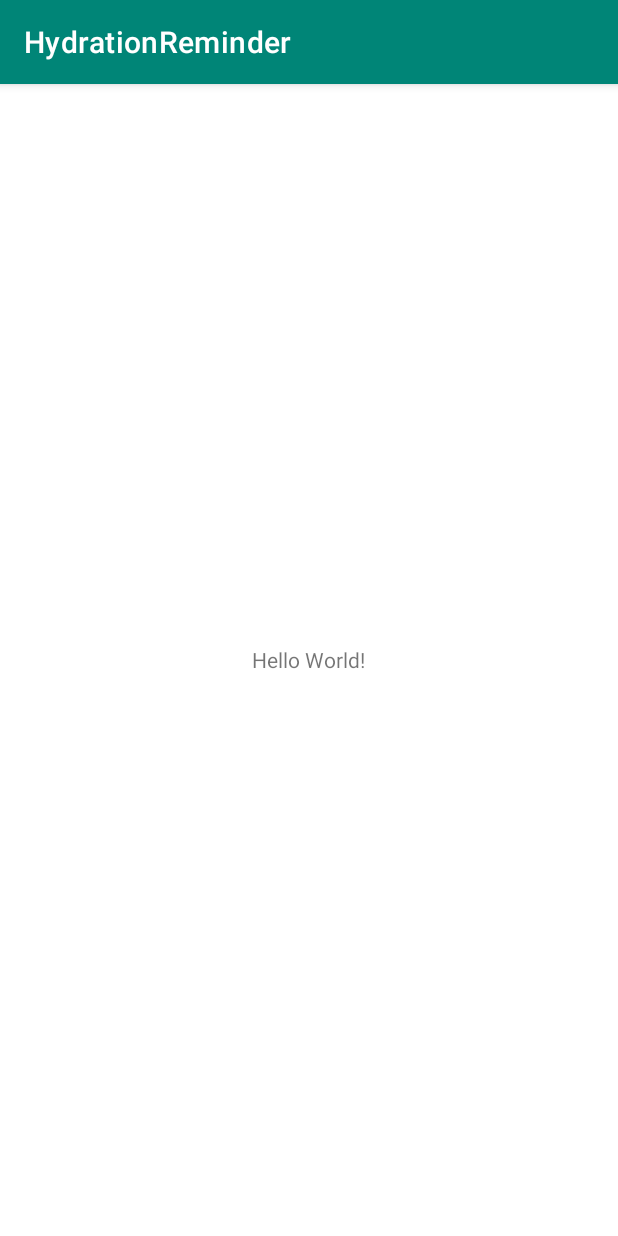
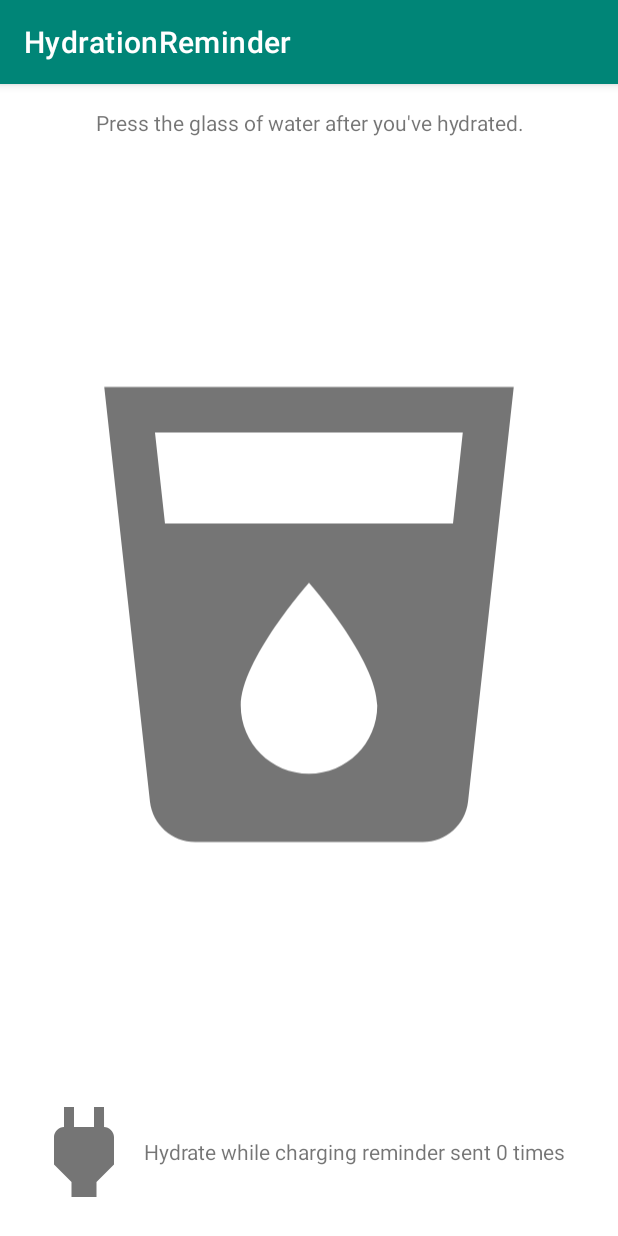
Before and after one commit to VaibhavAWD/HydrationReminder, an Android app: the screen it shows after launch (MainActivity), on a phone screen of 412 x 824 dp. Run offline under Robolectric (Android 15) with nearby library versions, the phone set to English and light mode, and no system bars.

Commit message:
Create reminder count ui

```diff
--- /dev/null
+++ b/app/src/main/res/drawable/ic_main_drink.xml
@@ -0,0 +1,5 @@
+<vector android:height="120dp" android:tint="#757575"
+    android:viewportHeight="24.0" android:viewportWidth="24.0"
+    android:width="120dp" xmlns:android="http://schemas.android.com/apk/res/android">
+    <path android:fillColor="#FF000000" android:pathData="M3,2l2.01,18.23C5.13,21.23 5.97,22 7,22h10c1.03,0 1.87,-0.77 1.99,-1.77L21,2L3,2zM12,19c-1.66,0 -3,-1.34 -3,-3 0,-2 3,-5.4 3,-5.4s3,3.4 3,5.4c0,1.66 -1.34,3 -3,3zM18.33,8L5.67,8l-0.44,-4h13.53l-0.43,4z"/>
+</vector>
--- /dev/null
+++ b/app/src/main/res/drawable/ic_power_connected.xml
@@ -0,0 +1,5 @@
+<vector android:height="80dp" android:tint="#E91E63"
+    android:viewportHeight="24.0" android:viewportWidth="24.0"
+    android:width="80dp" xmlns:android="http://schemas.android.com/apk/res/android">
+    <path android:fillColor="#FF000000" android:pathData="M16.01,7L16,3h-2v4h-4V3H8v4h-0.01C7,6.99 6,7.99 6,8.99v5.49L9.5,18v3h5v-3l3.5,-3.51v-5.5c0,-1 -1,-2 -1.99,-1.99z"/>
+</vector>
--- /dev/null
+++ b/app/src/main/res/drawable/ic_power_disconnected.xml
@@ -0,0 +1,5 @@
+<vector android:height="80dp" android:tint="#757575"
+    android:viewportHeight="24.0" android:viewportWidth="24.0"
+    android:width="80dp" xmlns:android="http://schemas.android.com/apk/res/android">
+    <path android:fillColor="#FF000000" android:pathData="M16.01,7L16,3h-2v4h-4V3H8v4h-0.01C7,6.99 6,7.99 6,8.99v5.49L9.5,18v3h5v-3l3.5,-3.51v-5.5c0,-1 -1,-2 -1.99,-1.99z"/>
+</vector>
--- a/app/src/main/res/layout/activity_main.xml
+++ b/app/src/main/res/layout/activity_main.xml
@@ -1,14 +1,91 @@
 <?xml version="1.0" encoding="utf-8"?>
-<FrameLayout xmlns:android="http://schemas.android.com/apk/res/android"
+<LinearLayout xmlns:android="http://schemas.android.com/apk/res/android"
     xmlns:tools="http://schemas.android.com/tools"
+    android:id="@+id/activity_main"
     android:layout_width="match_parent"
     android:layout_height="match_parent"
-    tools:context=".MainActivity">
+    android:clipToPadding="false"
+    android:orientation="vertical"
+    android:padding="16dp"
+    tools:context=".ui.MainActivity">
 
     <TextView
+        android:id="@+id/display_instructions"
+        android:layout_width="match_parent"
+        android:layout_height="wrap_content"
+        android:gravity="center"
+        android:text="@string/instructions" />
+
+    <FrameLayout
+        android:id="@+id/water_count_container"
+        android:layout_width="match_parent"
+        android:layout_height="0dp"
+        android:layout_weight="1">
+
+        <ImageButton
+            android:id="@+id/btn_inc_water_count"
+            android:layout_width="match_parent"
+            android:layout_height="match_parent"
+            android:background="?attr/selectableItemBackgroundBorderless"
+            android:contentDescription="@string/water_increment_content_desc"
+            android:onClick="incrementWaterCount"
+            android:padding="8dp"
+            android:scaleType="fitCenter"
+            android:src="@drawable/ic_main_drink" />
+
+        <LinearLayout
+            android:layout_width="match_parent"
+            android:layout_height="match_parent"
+            android:orientation="vertical">
+
+            <View
+                android:layout_width="0dp"
+                android:layout_height="0dp"
+                android:layout_weight="64"
+                android:visibility="invisible" />
+
+            <TextView
+                android:id="@+id/display_water_count"
+                android:layout_width="wrap_content"
+                android:layout_height="wrap_content"
+                android:layout_gravity="center"
+                android:textColor="@color/colorWaterCount"
+                android:textSize="35sp"
+                tools:text="4" />
+
+            <View
+                android:layout_width="0dp"
+                android:layout_height="0dp"
+                android:layout_weight="36"
+                android:visibility="invisible" />
+
+        </LinearLayout>
+
+    </FrameLayout>
+
+    <RelativeLayout
+        android:id="@+id/charging_count_container"
         android:layout_width="wrap_content"
-        android:layout_height="wrap_content"
-        android:layout_gravity="center"
-        android:text="Hello World!" />
+        android:layout_height="wrap_content">
 
-</FrameLayout>
+        <ImageView
+            android:id="@+id/img_power_plug"
+            android:layout_width="wrap_content"
+            android:layout_height="wrap_content"
+            android:contentDescription="@string/charging_plug_content_desc"
+            android:src="@drawable/ic_power_disconnected" />
+
+        <TextView
+            android:id="@+id/display_charging_reminder_count"
+            android:layout_width="wrap_content"
+            android:layout_height="wrap_content"
+            android:layout_centerVertical="true"
+            android:layout_marginEnd="16dp"
+            android:layout_marginRight="16dp"
+            android:layout_toEndOf="@id/img_power_plug"
+            android:layout_toRightOf="@id/img_power_plug"
+            android:text="@string/default_charge_notification_count" />
+
+    </RelativeLayout>
+
+</LinearLayout>
--- a/app/src/main/res/values/colors.xml
+++ b/app/src/main/res/values/colors.xml
@@ -3,4 +3,5 @@
     <color name="colorPrimary">#008577</color>
     <color name="colorPrimaryDark">#00574B</color>
     <color name="colorAccent">#D81B60</color>
+    <color name="colorWaterCount">#424242</color>
 </resources>
--- a/app/src/main/res/values/strings.xml
+++ b/app/src/main/res/values/strings.xml
@@ -4,4 +4,13 @@
     <string name="charging_reminder_notification_body">There\'s never a better time to drink water than when you know your phone is charging. Drink up!</string>
     <string name="notification_action_i_did_it">I did it!</string>
     <string name="notification_action_no_thanks">No, thanks.</string>
+    <string name="instructions">Press the glass of water after you\'ve hydrated.</string>
+    <string name="water_increment_content_desc">Press to record drinking water</string>
+    <string name="charging_plug_content_desc">Charging plug image</string>
+    <string name="default_charge_notification_count">Hydrate while charging reminder sent 0 times</string>
+    <plurals name="charge_notification_count">
+        <item quantity="zero">Hydrate while charging reminder sent %d times</item>
+        <item quantity="one">Hydrate while charging reminder sent %d time</item>
+        <item quantity="other">Hydrate while charging reminder sent %d times</item>
+    </plurals>
 </resources>
```
Also changed, not shown: app/src/main/java/app/practice/hydrationreminder/ui/MainActivity.kt (renamed from app/src/main/java/app/practice/hydrationreminder/MainActivity.kt).
